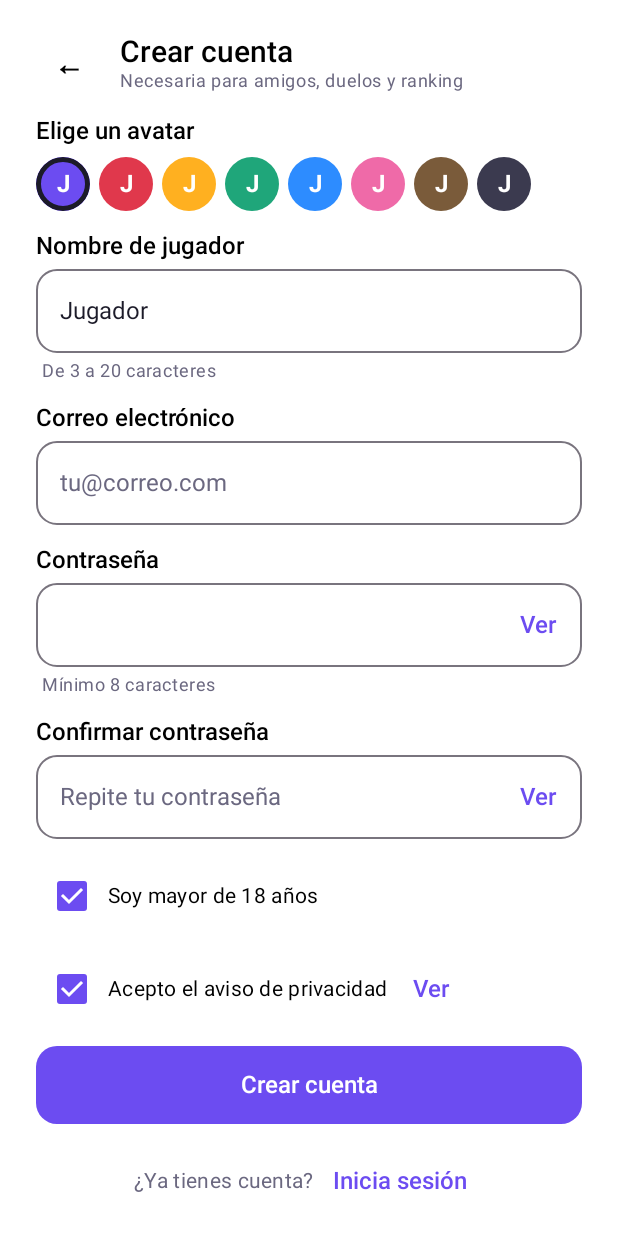
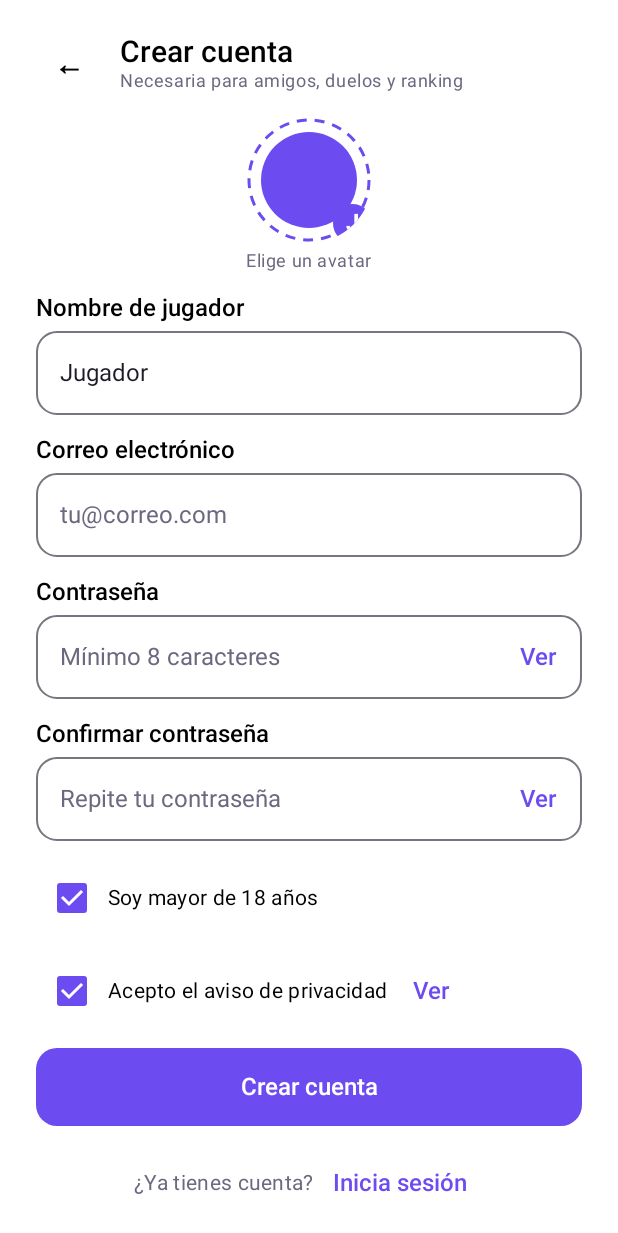
Before and after one commit to Daniel8854/Puzzle-App, an Android app built with Jetpack Compose: the @Preview function VistaRegistro, on a phone screen of 412 x 824 dp. Shown: the top 1233 px of the screen. Run offline under Robolectric (Android 15) with nearby library versions, the phone set to English and light mode, and no system bars.

Commit message:
Login y registro como en el Figma

```diff
--- a/app/src/main/java/co/edu/univalle/puzzle/ui/acceso/ComponentesAcceso.kt
+++ b/app/src/main/java/co/edu/univalle/puzzle/ui/acceso/ComponentesAcceso.kt
@@ -31,8 +31,13 @@ import androidx.compose.runtime.remember
 import androidx.compose.runtime.setValue
 import androidx.compose.ui.Alignment
 import androidx.compose.ui.Modifier
+import androidx.compose.foundation.layout.offset
 import androidx.compose.ui.draw.clip
+import androidx.compose.ui.draw.drawBehind
+import androidx.compose.ui.draw.rotate
 import androidx.compose.ui.graphics.Color
+import androidx.compose.ui.graphics.PathEffect
+import androidx.compose.ui.graphics.drawscope.Stroke
 import androidx.compose.ui.semantics.Role
 import androidx.compose.ui.text.font.FontWeight
 import androidx.compose.ui.text.input.KeyboardType
@@ -155,30 +160,77 @@ val ColoresAvatar = listOf(
     Color(0xFF2D8CFF), Color(0xFFEF6AA8), Color(0xFF7A5B3A), Color(0xFF3B3A4F)
 )
 
-/** Selector de avatar de la pantalla 02: círculos con la inicial del jugador. */
+/**
+ * Selector de avatar de la pantalla 02: un círculo punteado con la inicial del jugador.
+ * Cada toque pasa al siguiente avatar predefinido.
+ */
 @Composable
 fun SelectorAvatar(seleccionado: Int, inicial: Char, alElegir: (Int) -> Unit) {
-    Column {
-        Text("Elige un avatar", style = MaterialTheme.typography.labelLarge)
-        Spacer(Modifier.height(8.dp))
-        Row(horizontalArrangement = Arrangement.spacedBy(6.dp)) {
-            ColoresAvatar.forEachIndexed { i, color ->
+    val morado = MaterialTheme.colorScheme.primary
+    Column(Modifier.fillMaxWidth(), horizontalAlignment = Alignment.CenterHorizontally) {
+        Box(
+            Modifier
+                .size(84.dp)
+                .clip(CircleShape)
+                .clickable(role = Role.Button, onClickLabel = "Cambiar avatar") {
+                    alElegir((seleccionado + 1) % ColoresAvatar.size)
+                }
+        ) {
+            Box(
+                Modifier
+                    .size(80.dp)
+                    .align(Alignment.Center)
+                    .drawBehind {
+                        drawCircle(
+                            color = morado,
+                            style = Stroke(width = 2.dp.toPx(), pathEffect = PathEffect.dashPathEffect(floatArrayOf(10f, 8f)))
+                        )
+                    }
+                    .padding(8.dp)
+                    .clip(CircleShape)
+                    .background(ColoresAvatar[seleccionado])
+            )
             Box(
                 contentAlignment = Alignment.Center,
                 modifier = Modifier
-                        .size(36.dp)
+                    .size(26.dp)
+                    .align(Alignment.BottomEnd)
                     .clip(CircleShape)
-                        .background(color)
-                        .then(
-                            if (i == seleccionado) Modifier.border(3.dp, MaterialTheme.colorScheme.onBackground, CircleShape)
-                            else Modifier
-                        )
-                        .clickable(role = Role.RadioButton) { alElegir(i) }
+                    .background(morado)
             ) {
                 Text(inicial.uppercaseChar().toString(), color = Color.White, fontWeight = FontWeight.Bold)
             }
         }
+        Spacer(Modifier.height(4.dp))
+        Text("Elige un avatar", style = MaterialTheme.typography.bodySmall, color = MaterialTheme.colorScheme.onSurfaceVariant)
     }
+}
+
+/** Logo de la pantalla 01: cuatro piezas de colores. */
+@Composable
+fun LogoPuzzle() {
+    val pieza = Modifier.size(30.dp).clip(RoundedCornerShape(8.dp))
+    Column(verticalArrangement = Arrangement.spacedBy(5.dp)) {
+        Row(horizontalArrangement = Arrangement.spacedBy(5.dp)) {
+            Box(pieza.background(Color(0xFF6C4CF1)))
+            Box(pieza.background(Color(0xFFFFB020)))
+        }
+        Row(horizontalArrangement = Arrangement.spacedBy(5.dp)) {
+            Box(pieza.background(Color(0xFF3DD6B0)))
+            Box(pieza.rotate(12f).background(Color(0xFF8B6CF6)))
+        }
+    }
+}
+
+/** Círculos suaves de fondo de la pantalla 01. */
+@Composable
+fun DecoracionLogin(modifier: Modifier = Modifier) {
+    Box(modifier.fillMaxWidth().height(280.dp)) {
+        Box(Modifier.padding(start = 24.dp, top = 16.dp).size(170.dp).clip(CircleShape).background(Color(0xFFFBE9E2)))
+        Box(
+            Modifier.align(Alignment.TopEnd).padding(top = 72.dp).offset(x = 40.dp)
+                .size(240.dp).clip(CircleShape).background(Color(0xFFEDE8FE))
+        )
     }
 }
 
--- a/app/src/main/java/co/edu/univalle/puzzle/ui/acceso/PantallaRegistro.kt
+++ b/app/src/main/java/co/edu/univalle/puzzle/ui/acceso/PantallaRegistro.kt
@@ -76,12 +76,12 @@ fun ContenidoRegistro(estado: EstadoRegistro, acciones: AccionesRegistro) {
 
         SelectorAvatar(estado.avatar, estado.nombre.trim().firstOrNull() ?: 'J', acciones.elegirAvatar)
 
-        CampoAcceso("Nombre de jugador", estado.nombre, acciones.cambiarNombre,
-            ayuda = "De 3 a 20 caracteres", error = estado.errorNombre)
+        CampoAcceso("Nombre de jugador", estado.nombre, acciones.cambiarNombre, "De 3 a 20 caracteres",
+            error = estado.errorNombre)
         CampoAcceso("Correo electrónico", estado.correo, acciones.cambiarCorreo, "tu@correo.com",
             error = estado.errorCorreo, teclado = KeyboardType.Email)
-        CampoAcceso("Contraseña", estado.contrasena, acciones.cambiarContrasena,
-            ayuda = "Mínimo 8 caracteres", error = estado.errorContrasena, esContrasena = true)
+        CampoAcceso("Contraseña", estado.contrasena, acciones.cambiarContrasena, "Mínimo 8 caracteres",
+            error = estado.errorContrasena, esContrasena = true)
         CampoAcceso("Confirmar contraseña", estado.confirmacion, acciones.cambiarConfirmacion,
             "Repite tu contraseña", error = estado.errorConfirmacion, esContrasena = true)
 
```
Also changed, not shown: app/src/main/java/co/edu/univalle/puzzle/ui/acceso/PantallaLogin.kt (+13 -3 lines). Lines whose indentation alone changed are shown as unchanged.
